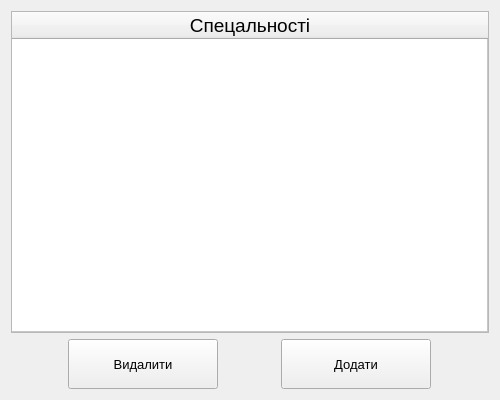
The window that Courcework_18-19/MedicineCards/widgetspecialty.ui (MaksWellFine/OOP) describes before a commit, drawn with Qt 5.
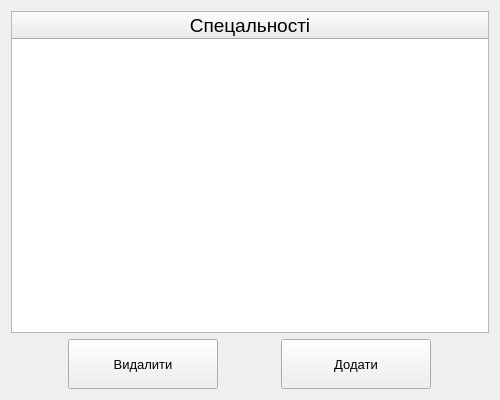
The same window after the commit.

Commit message: Finished speciality widget, added correct check for registration window, added check privilegy for login window

Patch:
```diff
--- a/Courcework_18-19/MedicineCards/widgetspecialty.ui
+++ b/Courcework_18-19/MedicineCards/widgetspecialty.ui
@@ -64,7 +64,7 @@
       <bool>true</bool>
      </property>
      <property name="rowCount">
-      <number>1</number>
+      <number>0</number>
      </property>
      <property name="columnCount">
       <number>1</number>
@@ -90,14 +90,6 @@
      <attribute name="verticalHeaderStretchLastSection">
       <bool>true</bool>
      </attribute>
-     <row>
-      <property name="text">
-       <string>1</string>
-      </property>
-      <property name="textAlignment">
-       <set>AlignCenter</set>
-      </property>
-     </row>
      <column>
       <property name="text">
        <string>Спецальності</string>
@@ -108,14 +100,6 @@
        </font>
       </property>
      </column>
-     <item row="0" column="0">
-      <property name="text">
-       <string/>
-      </property>
-      <property name="textAlignment">
-       <set>AlignLeading|AlignVCenter</set>
-      </property>
-     </item>
     </widget>
    </item>
    <item row="2" column="0">
```
Left out of the diff: 7 changed lines with no effect on the pictures. The commit also changes 7 other files.
